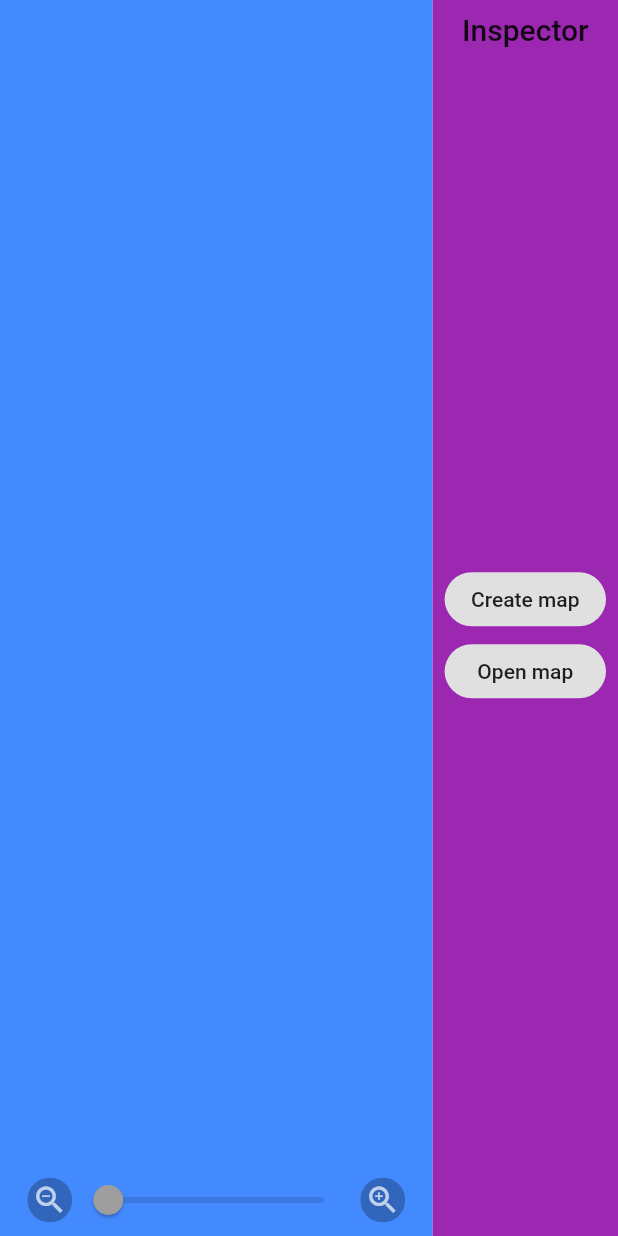
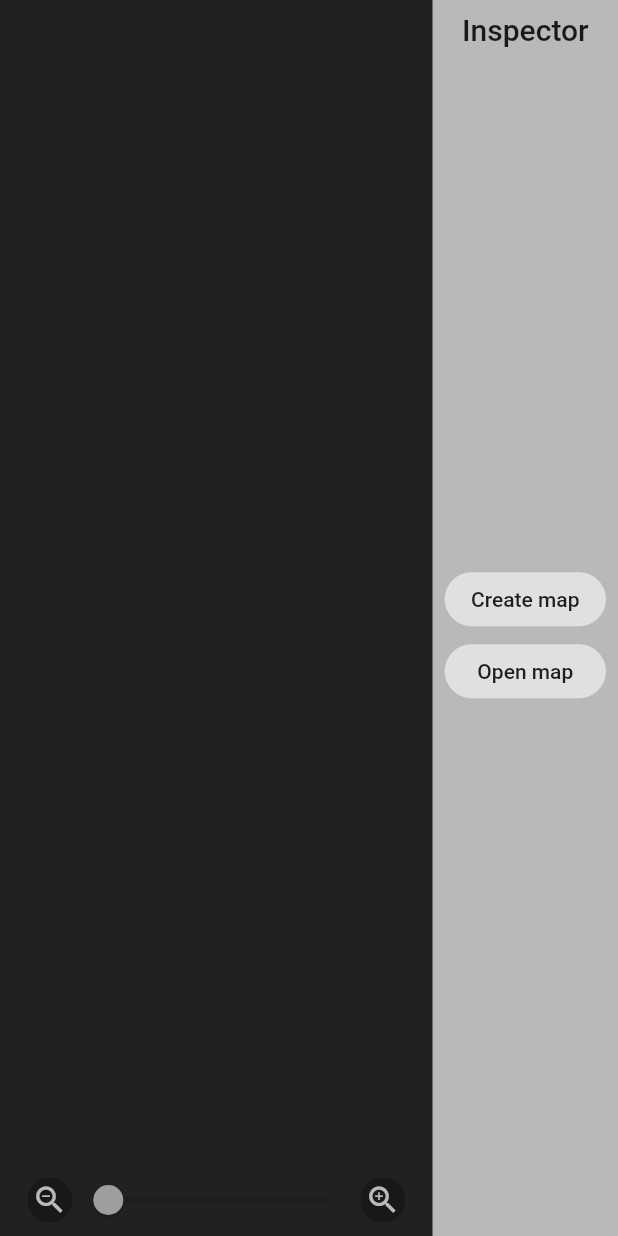
Before and after one commit to brenodt/flutter-tilemap-builder, a Flutter app: the screen it shows after launch, on a phone screen of 412 x 824 dp. Run offline on Flutter 3.47's test engine with Material 2 defaults, Android fonts, the phone set to English and light mode, and no system bars.

Commit message:
#1 Change color

```diff
--- a/tilemap_builder/lib/src/inspector.dart
+++ b/tilemap_builder/lib/src/inspector.dart
@@ -6,7 +6,7 @@ class Inspector extends StatelessWidget {
     final double _screenWidth = MediaQuery.of(context).size.width;
     return Container(
       width: _screenWidth * 0.3,
-      color: Colors.purple,
+      color: Colors.black26,
       child: Padding(
         padding: const EdgeInsets.all(8.0),
         child: Column(
--- a/tilemap_builder/lib/src/map.dart
+++ b/tilemap_builder/lib/src/map.dart
@@ -9,7 +9,7 @@ class _TileMapState extends State<TileMap> {
   @override
   Widget build(BuildContext context) {
     return Container(
-      color: Colors.blueAccent,
+      color: Colors.black87,
       child: Stack(
         alignment: Alignment.bottomCenter,
         children: <Widget>[
```
